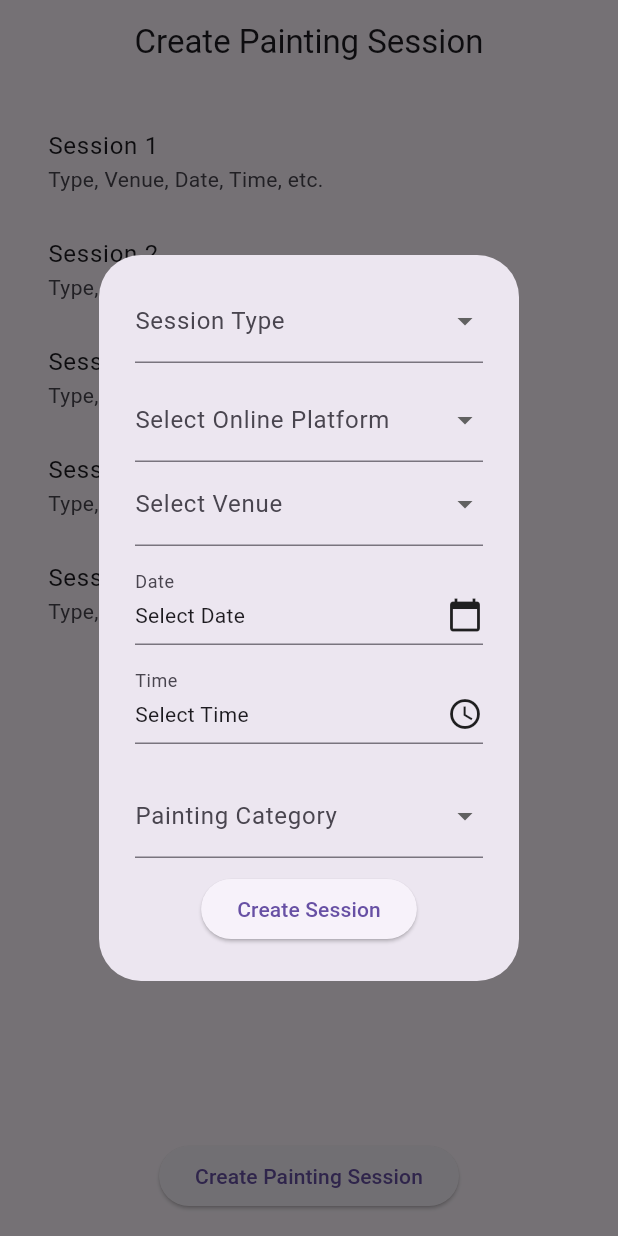
After one commit to ghazih808/Takhleeqish, a Flutter app: the PaintingSessionPage screen opened directly, after a tap on "Create Painting Session", on a phone screen of 412 x 824 dp. The commit adds this screen. Run offline on Flutter 3.47's test engine with Material 3 defaults, Android fonts, the phone set to English and light mode, and no system bars; drawn by our look-alikes of flutter_form_builder, flutter_slidable; our stand-ins replace cloud_firestore, firebase_auth, firebase_core, firebase_database, firebase_storage, font_awesome_flutter and 4 more; missing offline and left inert: dart:ffi, email_auth, email_otp; accounts and stored records are empty.

Commit message:
Session UI created
UI page of session created

```diff
--- /dev/null
+++ b/lib/Artist/throughDashboard/session.dart
@@ -0,0 +1,258 @@
+import 'package:flutter/material.dart';
+import 'package:flutter_form_builder/flutter_form_builder.dart';
+import 'package:flutter_slidable/flutter_slidable.dart';
+
+class PaintingSessionPage extends StatefulWidget {
+  @override
+  _PaintingSessionPageState createState() => _PaintingSessionPageState();
+}
+
+class _PaintingSessionPageState extends State<PaintingSessionPage> {
+  final GlobalKey<FormBuilderState> _formKey = GlobalKey<FormBuilderState>();
+
+  List<String> sessionTypes = ['Online', 'Physical', 'Hybrid'];
+  List<String> onlinePlatforms = ['Google Meeting', 'Zoom', 'Microsoft Teams'];
+  List<String> venues = ['Venue A', 'Venue B', 'Venue C'];
+  List<int> capacityOptions = [100, 200, 300];
+  List<String> paintingCategories = [
+    'Abstract',
+    'Landscape',
+    'Portrait',
+    'Still Life',
+    'Modern Art',
+    'Contemporary',
+  ];
+
+  DateTime? selectedDate;
+  TimeOfDay? selectedTime;
+
+  String selectedSessionType = 'Online'; // Default value
+
+  @override
+  Widget build(BuildContext context) {
+    return Scaffold(
+      appBar: AppBar(
+        title: Text('Create Painting Session'),
+        centerTitle: true,
+      ),
+      body: Padding(
+        padding: const EdgeInsets.all(16.0),
+        child: Column(
+          children: [
+            Expanded(
+              child: ListView.builder(
+                itemCount: 5, // Number of painting sessions (fetch from the database)
+                itemBuilder: (context, index) {
+                  return Slidable(
+                    actionPane: SlidableDrawerActionPane(),
+                    actionExtentRatio: 0.25,
+                    child: ListTile(
+                      title: Text('Session ${index + 1}'),
+                      subtitle: Text('Type, Venue, Date, Time, etc.'),
+                      onTap: () {
+                        // Handle tapping on a painting session
+                        // You can navigate to a detailed page or show more info
+                      },
+                    ),
+                    secondaryActions: [
+                      IconSlideAction(
+                        caption: 'Delete',
+                        color: Colors.red,
+                        icon: Icons.delete,
+                        onTap: () {
+                          // Handle deleting the painting session
+                          // You may prompt the user for confirmation
+                        },
+                      ),
+                    ],
+                  );
+                },
+              ),
+            ),
+            ElevatedButton(
+              onPressed: () {
+                _showCreateSessionDialog(context);
+              },
+              child: Text('Create Painting Session'),
+            ),
+          ],
+        ),
+      ),
+    );
+  }
+
+  Future<void> _selectDate(BuildContext context) async {
+    final DateTime? picked = await showDatePicker(
+      context: context,
+      initialDate: DateTime.now(),
+      firstDate: DateTime.now(),
+      lastDate: DateTime(2101),
+    );
+
+    if (picked != null && picked != selectedDate) {
+      setState(() {
+        selectedDate = picked;
+      });
+    }
+  }
+
+  Future<void> _selectTime(BuildContext context) async {
+    final TimeOfDay? picked = await showTimePicker(
+      context: context,
+      initialTime: TimeOfDay.now(),
+    );
+
+    if (picked != null && picked != selectedTime) {
+      setState(() {
+        selectedTime = picked;
+      });
+    }
+  }
+
+  void _showCreateSessionDialog(BuildContext context) {
+    showDialog(
+      context: context,
+      builder: (BuildContext context) {
+        return AlertDialog(
+          content: FormBuilder(
+            key: _formKey,
+            child: Column(
+              mainAxisSize: MainAxisSize.min,
+              children: [
+                FormBuilderDropdown(
+                  name: 'sessionType',
+                  decoration: InputDecoration(labelText: 'Session Type'),
+                  items: sessionTypes
+                      .map((type) => DropdownMenuItem(
+                    value: type,
+                    child: Text(type),
+                  ))
+                      .toList(),
+                  onChanged: (value) {
+                    setState(() {
+                      selectedSessionType = value.toString();
+                    });
+                  },
+                ),
+                SizedBox(height: 10),
+                IgnorePointer(
+                  ignoring: selectedSessionType != 'Online',
+                  child: FormBuilderDropdown(
+                    name: 'onlinePlatform',
+                    decoration: InputDecoration(
+                      labelText: 'Select Online Platform',
+                    ),
+                    items: onlinePlatforms
+                        .map((platform) => DropdownMenuItem(
+                      value: platform,
+                      child: Text(platform),
+                    ))
+                        .toList(),
+                  ),
+                ),
+                IgnorePointer(
+                  ignoring: selectedSessionType != 'Physical',
+                  child: FormBuilderDropdown(
+                    name: 'venue',
+                    decoration: InputDecoration(labelText: 'Select Venue'),
+                    items: venues
+                        .map((venue) => DropdownMenuItem(
+                      value: venue,
+                      child: Text(venue),
+                    ))
+                        .toList(),
+                  ),
+                ),
+                SizedBox(height: 10),
+                InkWell(
+                  onTap: () => _selectDate(context),
+                  child: InputDecorator(
+                    decoration: InputDecoration(
+                      labelText: 'Date',
+                      errorText:
+                      _formKey.currentState?.fields['date']?.errorText,
+                    ),
+                    child: Row(
+                      mainAxisAlignment: MainAxisAlignment.spaceBetween,
+                      children: <Widget>[
+                        Text(
+                          selectedDate != null
+                              ? '${selectedDate!.toLocal()}'.split(' ')[0]
+                              : 'Select Date',
+                        ),
+                        Icon(Icons.calendar_today),
+                      ],
+                    ),
+                  ),
+                ),
+                SizedBox(height: 10),
+                InkWell(
+                  onTap: () => _selectTime(context),
+                  child: InputDecorator(
+                    decoration: InputDecoration(
+                      labelText: 'Time',
+                      errorText:
+                      _formKey.currentState?.fields['time']?.errorText,
+                    ),
+                    child: Row(
+                      mainAxisAlignment: MainAxisAlignment.spaceBetween,
+                      children: <Widget>[
+                        Text(
+                          selectedTime != null
+                              ? selectedTime!.format(context)
+                              : 'Select Time',
+                        ),
+                        Icon(Icons.access_time),
+                      ],
+                    ),
+                  ),
+                ),
+                SizedBox(height: 10),
+                if (selectedSessionType == 'Physical')
+                  FormBuilderDropdown(
+                    name: 'capacity',
+                    decoration: InputDecoration(labelText: 'People\'s Capacity'),
+                    items: capacityOptions
+                        .map((option) => DropdownMenuItem(
+                      value: option,
+                      child: Text('$option people'),
+                    ))
+                        .toList(),
+                  ),
+                SizedBox(height: 10),
+                FormBuilderDropdown(
+                  name: 'paintingCategory',
+                  decoration: InputDecoration(labelText: 'Painting Category'),
+                  items: paintingCategories
+                      .map((category) => DropdownMenuItem(
+                    value: category,
+                    child: Text(category),
+                  ))
+                      .toList(),
+                ),
+                SizedBox(height: 10),
+                ElevatedButton(
+                  onPressed: () {
+                    if (_formKey.currentState?.saveAndValidate() ?? false) {
+                      Map<String, dynamic> formData =
+                          _formKey.currentState!.value;
+                      print('Painting Session created: $formData');
+                      Navigator.of(context).pop();
+                    }
+                  },
+                  child: Text('Create Session'),
+                ),
+              ],
+            ),
+          ),
+        );
+      },
+    );
+  }
+}
+
+void main() {
+  runApp(MaterialApp(
+    home: PaintingSessionPage(),
+  ));
+}
--- a/lib/main.dart
+++ b/lib/main.dart
@@ -175,4 +175,4 @@ class _MyHomePageState extends State<MyHomePage> {
     );
   }
 }
-//trying
+//hello trying
```
Also changed, not shown: pubspec.lock.
